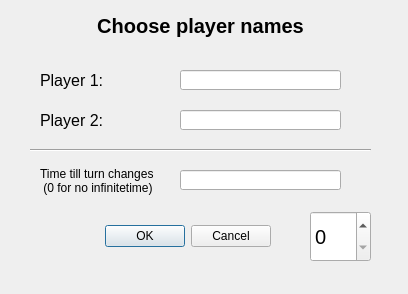
Qt form Game/dialog.ui (JoonasPel/tie-02402-ohj3_2019-2020-PROJECT) before a commit.
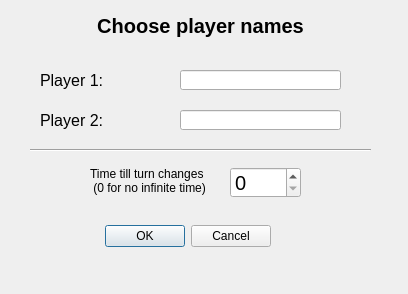
The same form after that commit.

```diff
--- a/Game/dialog.ui
+++ b/Game/dialog.ui
@@ -111,7 +111,7 @@
   <widget class="QLabel" name="label_4">
    <property name="geometry">
     <rect>
-     <x>40</x>
+     <x>90</x>
      <y>160</y>
      <width>131</width>
      <height>41</height>
@@ -124,17 +124,7 @@
    </property>
    <property name="text">
     <string>Time till turn changes 
- (0 for no infinitetime)</string>
-   </property>
-  </widget>
-  <widget class="QLineEdit" name="timer_text">
-   <property name="geometry">
-    <rect>
-     <x>180</x>
-     <y>170</y>
-     <width>161</width>
-     <height>20</height>
-    </rect>
+ (0 for no infinite time)</string>
    </property>
   </widget>
   <widget class="Line" name="line">
@@ -153,10 +143,10 @@
   <widget class="QSpinBox" name="TimerspinBox">
    <property name="geometry">
     <rect>
-     <x>310</x>
-     <y>211</y>
-     <width>61</width>
-     <height>51</height>
+     <x>230</x>
+     <y>167</y>
+     <width>71</width>
+     <height>31</height>
     </rect>
    </property>
    <property name="font">
```
